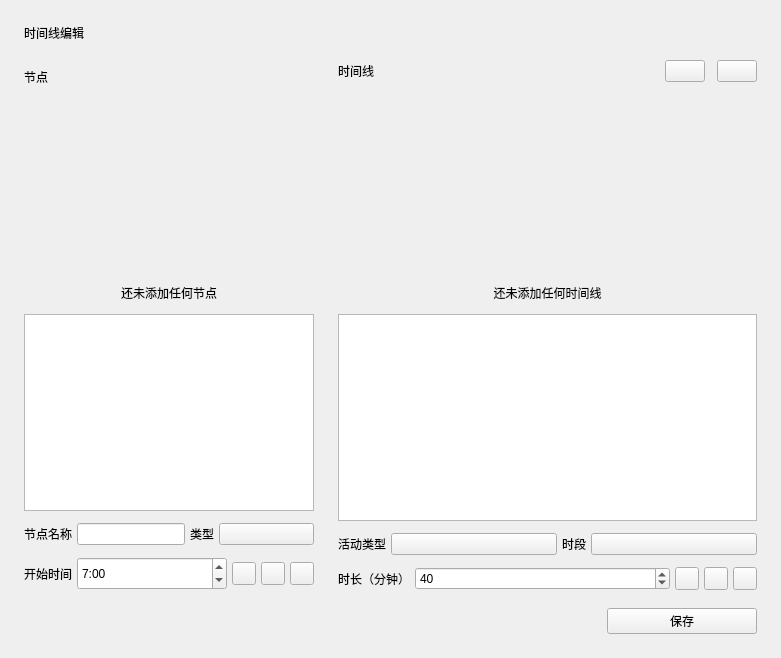
Qt form view/menu/timeline_edit.ui (Class-Widgets/Class-Widgets) before a commit.
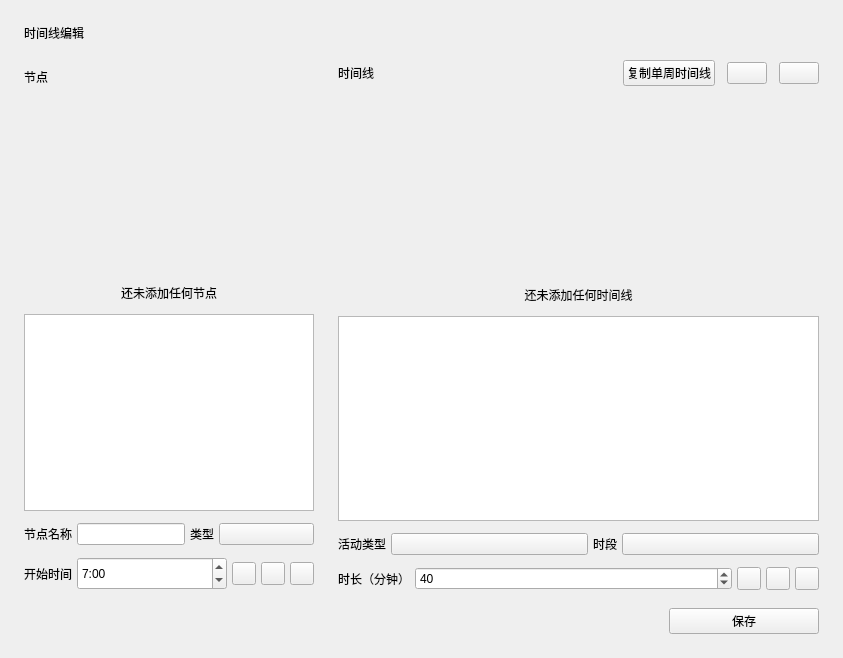
The same form after that commit. Custom widgets are drawn as their Qt base class.

Commit message: feat: 复制单周时间线

```diff
--- a/view/menu/timeline_edit.ui
+++ b/view/menu/timeline_edit.ui
@@ -6,7 +6,7 @@
    <rect>
     <x>0</x>
     <y>0</y>
-    <width>781</width>
+    <width>843</width>
     <height>658</height>
    </rect>
   </property>
@@ -288,6 +288,12 @@
         <layout class="QHBoxLayout" name="horizontalLayout_8">
          <item>
           <widget class="SubtitleLabel" name="SubtitleLabel">
+           <property name="sizePolicy">
+            <sizepolicy hsizetype="Minimum" vsizetype="Preferred">
+             <horstretch>0</horstretch>
+             <verstretch>0</verstretch>
+            </sizepolicy>
+           </property>
            <property name="text">
             <string>时间线</string>
            </property>
@@ -296,6 +302,19 @@
            </property>
           </widget>
          </item>
+         <item>
+          <widget class="PushButton" name="copy_timeline">
+           <property name="sizePolicy">
+            <sizepolicy hsizetype="Maximum" vsizetype="Fixed">
+             <horstretch>0</horstretch>
+             <verstretch>0</verstretch>
+            </sizepolicy>
+           </property>
+           <property name="text">
+            <string>复制单周时间线</string>
+           </property>
+          </widget>
+         </item>
          <item>
           <widget class="ComboBox" name="select_week_type">
            <property name="sizePolicy">
```
The commit also changes 1 other file.
